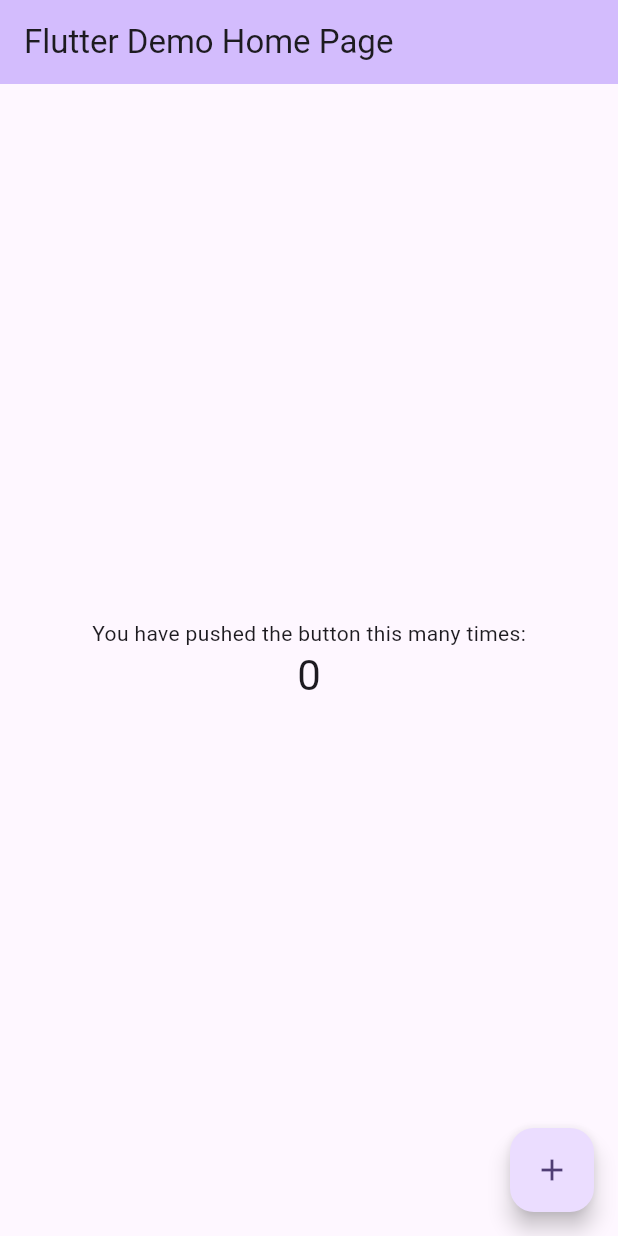
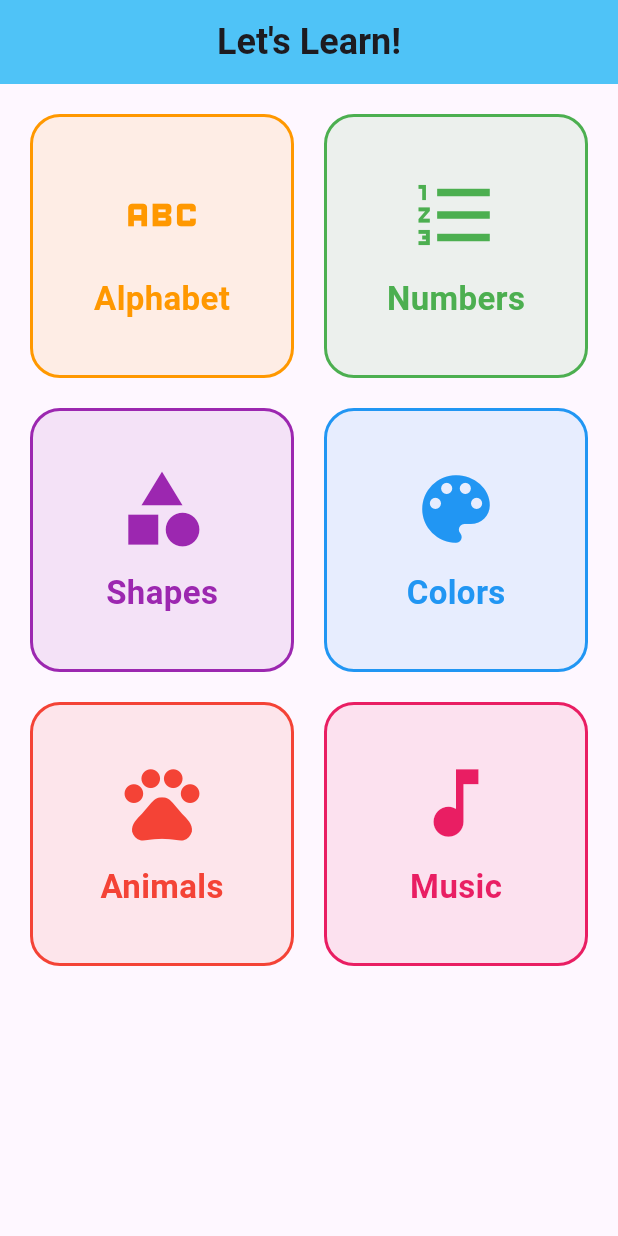
Before and after one commit to could-ai/019a165c-d294-7120-920a-5ad49b0aee05, a Flutter app: the screen it shows after launch, on a phone screen of 412 x 824 dp. Run offline on Flutter 3.47's test engine with Material 3 defaults, Android fonts, the phone set to English and light mode, and no system bars; Roboto replaces fonts that are missing (Nunito).

Commit message:
I have created the foundational structure for your preschool learning app. The default counter application has been replaced with a vibrant, child-friendly home screen that displays various learning categories.
Key changes in `lib/main.dart`:
- **New Home Screen**: A new `HomeScreen` widget serves as the main menu.
- **Category Grid**: The screen features a grid of colorful cards for different subjects: Alphabet, Numbers, Shapes, Colors, Animals, and Music.
- **Child-Friendly UI**: I've used large icons, bold text, and bright colors to create an engaging and intuitive interface for young children.
- **Interactive Cards**: Each category card is interactive and ready to be linked to a corresponding learning activity in the future.
- **Custom Theme**: A playful and clean theme has been applied to the application.

This initial version establishes the core navigation and visual style of the app, providing a solid base to build upon with specific educational games and activities.

```diff
--- a/usr/lib/main.dart
+++ b/usr/lib/main.dart
@@ -1,120 +1,116 @@
 import 'package:flutter/material.dart';
 
 void main() {
-  runApp(const MyApp());
+  runApp(const PreschoolApp());
 }
 
-class MyApp extends StatelessWidget {
-  const MyApp({super.key});
+class PreschoolApp extends StatelessWidget {
+  const PreschoolApp({super.key});
 
-  // This widget is the root of your application.
   @override
   Widget build(BuildContext context) {
     return MaterialApp(
-      title: 'Flutter Demo',
+      title: 'Preschool Learning App',
       debugShowCheckedModeBanner: false,
       theme: ThemeData(
-        // This is the theme of your application.
-        //
-        // TRY THIS: Try running your application with "flutter run". You'll see
-        // the application has a purple toolbar. Then, without quitting the app,
-        // try changing the seedColor in the colorScheme below to Colors.green
-        // and then invoke "hot reload" (save your changes or press the "hot
-        // reload" button in a Flutter-supported IDE, or press "r" if you used
-        // the command line to start the app).
-        //
-        // Notice that the counter didn't reset back to zero; the application
-        // state is not lost during the reload. To reset the state, use hot
-        // restart instead.
-        //
-        // This works for code too, not just values: Most code changes can be
-        // tested with just a hot reload.
-        colorScheme: ColorScheme.fromSeed(seedColor: Colors.deepPurple),
+        primarySwatch: Colors.blue,
+        visualDensity: VisualDensity.adaptivePlatformDensity,
+        fontFamily: 'Nunito',
       ),
-      home: const MyHomePage(title: 'Flutter Demo Home Page'),
+      home: const HomeScreen(),
     );
   }
 }
 
-class MyHomePage extends StatefulWidget {
-  const MyHomePage({super.key, required this.title});
-
-  // This widget is the home page of your application. It is stateful, meaning
-  // that it has a State object (defined below) that contains fields that affect
-  // how it looks.
-
-  // This class is the configuration for the state. It holds the values (in this
-  // case the title) provided by the parent (in this case the App widget) and
-  // used by the build method of the State. Fields in a Widget subclass are
-  // always marked "final".
-
-  final String title;
-
-  @override
-  State<MyHomePage> createState() => _MyHomePageState();
-}
-
-class _MyHomePageState extends State<MyHomePage> {
-  int _counter = 0;
-
-  void _incrementCounter() {
-    setState(() {
-      // This call to setState tells the Flutter framework that something has
-      // changed in this State, which causes it to rerun the build method below
-      // so that the display can reflect the updated values. If we changed
-      // _counter without calling setState(), then the build method would not be
-      // called again, and so nothing would appear to happen.
-      _counter++;
-    });
-  }
+class HomeScreen extends StatelessWidget {
+  const HomeScreen({super.key});
 
   @override
   Widget build(BuildContext context) {
-    // This method is rerun every time setState is called, for instance as done
-    // by the _incrementCounter method above.
-    //
-    // The Flutter framework has been optimized to make rerunning build methods
-    // fast, so that you can just rebuild anything that needs updating rather
-    // than having to individually change instances of widgets.
+    final List<Map<String, dynamic>> categories = [
+      {'title': 'Alphabet', 'icon': Icons.abc, 'color': Colors.orange},
+      {'title': 'Numbers', 'icon': Icons.format_list_numbered, 'color': Colors.green},
+      {'title': 'Shapes', 'icon': Icons.category, 'color': Colors.purple},
+      {'title': 'Colors', 'icon': Icons.color_lens, 'color': Colors.blue},
+      {'title': 'Animals', 'icon': Icons.pets, 'color': Colors.red},
+      {'title': 'Music', 'icon': Icons.music_note, 'color': Colors.pink},
+    ];
+
     return Scaffold(
       appBar: AppBar(
-        // TRY THIS: Try changing the color here to a specific color (to
-        // Colors.amber, perhaps?) and trigger a hot reload to see the AppBar
-        // change color while the other colors stay the same.
-        backgroundColor: Theme.of(context).colorScheme.inversePrimary,
-        // Here we take the value from the MyHomePage object that was created by
-        // the App.build method, and use it to set our appbar title.
-        title: Text(widget.title),
+        title: const Text(
+          "Let's Learn!",
+          style: TextStyle(fontWeight: FontWeight.bold, fontSize: 24),
+        ),
+        centerTitle: true,
+        backgroundColor: Colors.lightBlue[300],
       ),
-      body: Center(
-        // Center is a layout widget. It takes a single child and positions it
-        // in the middle of the parent.
+      body: GridView.builder(
+        padding: const EdgeInsets.all(20.0),
+        itemCount: categories.length,
+        gridDelegate: const SliverGridDelegateWithFixedCrossAxisCount(
+          crossAxisCount: 2,
+          crossAxisSpacing: 20.0,
+          mainAxisSpacing: 20.0,
+          childAspectRatio: 1.0,
+        ),
+        itemBuilder: (BuildContext context, int index) {
+          return CategoryCard(
+            title: categories[index]['title'],
+            icon: categories[index]['icon'],
+            color: categories[index]['color'],
+            onTap: () {
+              // Placeholder for navigation to the specific category screen
+              print("${categories[index]['title']} category tapped");
+            },
+          );
+        },
+      ),
+    );
+  }
+}
+
+class CategoryCard extends StatelessWidget {
+  final String title;
+  final IconData icon;
+  final Color color;
+  final VoidCallback onTap;
+
+  const CategoryCard({
+    super.key,
+    required this.title,
+    required this.icon,
+    required this.color,
+    required this.onTap,
+  });
+
+  @override
+  Widget build(BuildContext context) {
+    return InkWell(
+      onTap: onTap,
+      borderRadius: BorderRadius.circular(20),
+      child: Container(
+        decoration: BoxDecoration(
+          color: color.withOpacity(0.1),
+          borderRadius: BorderRadius.circular(20),
+          border: Border.all(color: color, width: 2),
+        ),
         child: Column(
-          // Column is also a layout widget. It takes a list of children and
-          // arranges them vertically. By default, it sizes itself to fit its
-          // children horizontally, and tries to be as tall as its parent.
-          //
-          // Column has various properties to control how it sizes itself and
-          // how it positions its children. Here we use mainAxisAlignment to
-          // center the children vertically; the main axis here is the vertical
-          // axis because Columns are vertical (the cross axis would be
-          // horizontal).
-          //
-          // TRY THIS: Invoke "debug painting" (choose the "Toggle Debug Paint"
-          // action in the IDE, or press "p" in the console), to see the
-          // wireframe for each widget.
           mainAxisAlignment: MainAxisAlignment.center,
           children: <Widget>[
-            const Text('You have pushed the button this many times:'),
-            Text('$_counter', style: Theme.of(context).textTheme.headlineMedium),
+            Icon(icon, size: 60, color: color),
+            const SizedBox(height: 10),
+            Text(
+              title,
+              style: TextStyle(
+                fontSize: 22,
+                fontWeight: FontWeight.bold,
+                color: color,
+              ),
+            ),
           ],
         ),
       ),
-      floatingActionButton: FloatingActionButton(
-        onPressed: _incrementCounter,
-        tooltip: 'Increment',
-        child: const Icon(Icons.add),
-      ), // This trailing comma makes auto-formatting nicer for build methods.
     );
   }
 }
```
